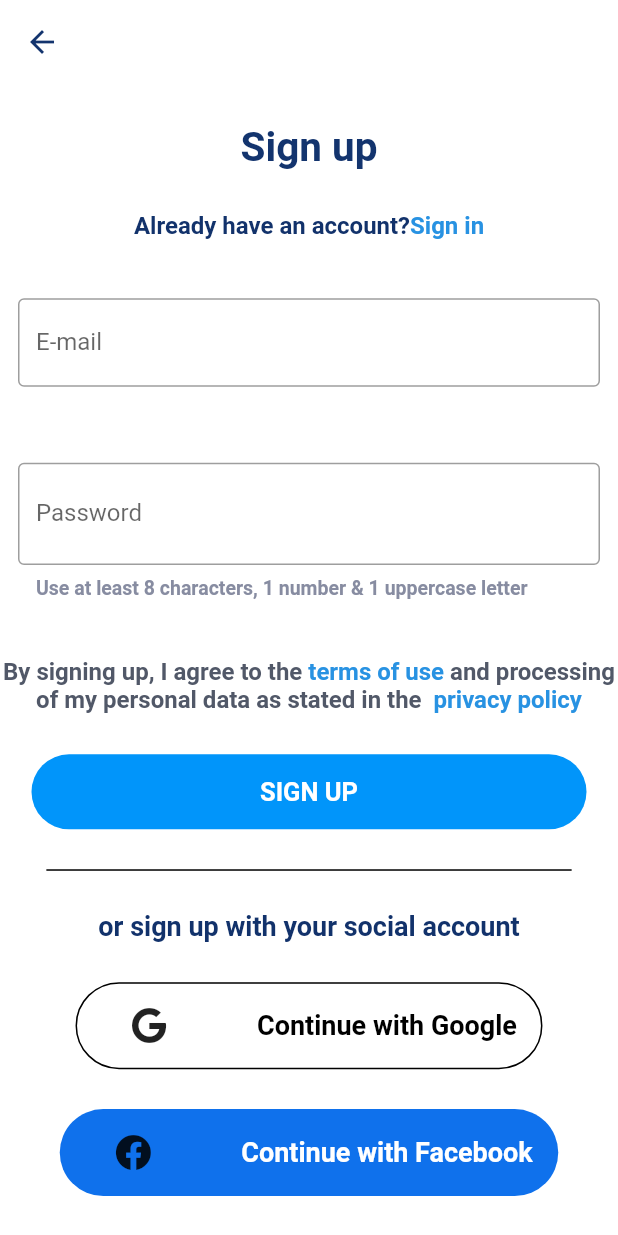
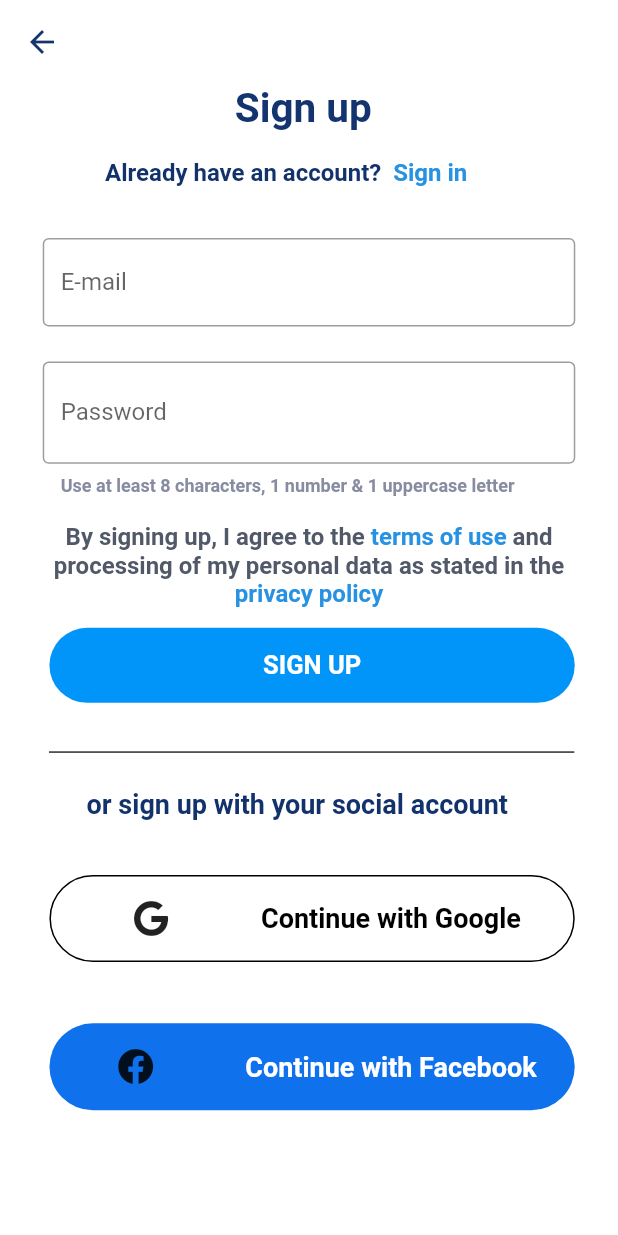
Before and after one commit to oracleofbakana/luno_app, a Flutter app: the screen it shows after launch, after a tap on "SIGN UP", on a phone screen of 412 x 824 dp. Run offline on Flutter 3.47's test engine with Material 2 defaults, Android fonts, the phone set to English and light mode, and no system bars; our stand-ins replace flutter_svg, font_awesome_flutter; missing offline and left inert: pin_entry_text_field.

Commit message:
Refactored code to use Positioned widget in all screens

```diff
--- a/lib/screens/signup_screen.dart
+++ b/lib/screens/signup_screen.dart
@@ -13,7 +13,6 @@ class SignupScreen extends StatefulWidget {
 class _SignupScreenState extends State<SignupScreen> {
   bool _isHidden = true;
 
-
   void _togglePasswordView() {
     setState(() {
       _isHidden = !_isHidden;
@@ -22,6 +21,9 @@ class _SignupScreenState extends State<SignupScreen> {
 
   @override
   Widget build(BuildContext context) {
+    double _width = MediaQuery.of(context).size.width;
+    double _height = MediaQuery.of(context).size.height;
+
     return Scaffold(
       appBar: AppBar(
         leading: BackButton(
@@ -35,11 +37,12 @@ class _SignupScreenState extends State<SignupScreen> {
       ),
       backgroundColor: Colors.white,
       body: Center(
-        child: Column(
-          //crossAxisAlignment: CrossAxisAlignment.center,
-          mainAxisAlignment: MainAxisAlignment.spaceEvenly,
+        child: Stack(
           children: <Widget>[
-            Text(
+            Positioned(
+              top: _height * 0.00,
+              left: _width * 0.38,
+              child: Text(
                 'Sign up',
                 style: TextStyle(
                   color: Color(0xff13346e),
@@ -48,11 +51,15 @@ class _SignupScreenState extends State<SignupScreen> {
                   decorationStyle: TextDecorationStyle.solid,
                 ),
               ),
-            RichText(
+            ),
+            Positioned(
+              top: _height * 0.06,
+              left: _width * 0.17,
+              child: RichText(
                 text: TextSpan(
                   children: <TextSpan>[
                     TextSpan(
-                    text: 'Already have an account?',
+                      text: 'Already have an account?  ',
                       style: TextStyle(
                         color: Color(0xff12326b),
                         fontWeight: FontWeight.bold,
@@ -74,32 +81,54 @@ class _SignupScreenState extends State<SignupScreen> {
                   ],
                 ),
               ),
-            Padding(
+            ),
+            Positioned(
+              top: _height * 0.11,
+              left: _width * 0.04,
+              child: SizedBox(
+                width: _width * 0.92,
+                child: Padding(
                   padding: EdgeInsets.all(12.0),
                   child: TextField(
                     decoration: InputDecoration(
                       border: OutlineInputBorder(
-                    borderSide: BorderSide(color: Color(0xff1c8adc),
+                        borderSide: BorderSide(
+                          color: Color(0xff1c8adc),
                         ),
                       ),
-                  hintText: 'E-mail',
+                      hintText: 'E-mail address',
                       labelText: 'E-mail',
                     ),
                   ),
                 ),
-            Padding(
-              padding: EdgeInsets.all(12.0),
+              ),
+            ),
+
+            Positioned(
+              top: _height * 0.21,
+              left: _width * 0.04,
+              child: SizedBox(
+                width: _width * 0.92,
+                child: Padding(
+                  padding: const EdgeInsets.all(12.0),
                   child: TextField(
                     obscureText: _isHidden,
                     decoration: InputDecoration(
                       suffix: InkWell(
                         onTap: _togglePasswordView,
-                      child: Icon(_isHidden? Icons.visibility: Icons.visibility_off),
+                        child: Icon(_isHidden
+                            ? Icons.visibility
+                            : Icons.visibility_off),
                       ),
-                  helperText: 'Use at least 8 characters, 1 number & 1 uppercase letter',
-                  helperStyle: TextStyle(fontSize: 13.0, color: Color(0xff878ca1),fontWeight: FontWeight.bold),
+                      helperText:
+                          'Use at least 8 characters, 1 number & 1 uppercase letter',
+                      helperStyle: TextStyle(
+                          fontSize: 12.0,
+                          color: Color(0xff878ca1),
+                          fontWeight: FontWeight.bold),
                       border: OutlineInputBorder(
-                    borderSide: BorderSide(color: Color(0xff1c8adc),
+                        borderSide: BorderSide(
+                          color: Color(0xff1c8adc),
                         ),
                       ),
                       hintText: 'Password',
@@ -107,7 +136,16 @@ class _SignupScreenState extends State<SignupScreen> {
                     ),
                   ),
                 ),
-            RichText(
+              ),
+            ),
+              Positioned(
+                top:   _height * 0.355,
+                left:  _width * 0.05,
+                child: SizedBox(
+                  height: _height * 0.10,
+                  width: _width * 0.9,
+                  child: RichText(
+                    softWrap: true,
                     textAlign: TextAlign.center,
                     text: TextSpan(
                       children: <TextSpan>[
@@ -154,13 +192,18 @@ class _SignupScreenState extends State<SignupScreen> {
             ],
                     ),
                   ),
-            FlatButton(
+                ),
+              ),
+              Positioned(
+                top: _height * 0.44,
+                left: _width* 0.08,
+                child: FlatButton(
                   padding: EdgeInsets.all(15.0),
                   onPressed: () {
                     //Navigator.pushNamed(context, PasswordScreen.id);
                   },
-              minWidth: 370.0,
-              height: 30.0,
+                  minWidth: _width * 0.85,
+                  height: _height * 0.04,
                   color: Color(0xff0195fa),
                   shape: RoundedRectangleBorder(
                     borderRadius: BorderRadius.circular(30.0),
@@ -173,16 +216,24 @@ class _SignupScreenState extends State<SignupScreen> {
                         color: Colors.white),
                   ),
                 ),
-            Padding(
+              ),
+              Positioned(
+                top: _height * 0.54,
+                left: _width* 0.055,
+                child: Padding(
                   padding:EdgeInsets.symmetric(horizontal:10.0),
                   child:Container(
-                height:1.0,
+                    height: _height * 0.001,
                     width: MediaQuery.of(context).size.width*0.85,
                     color:Colors.black,
                   ),
                 ),
+              ),
 
-            Text(
+              Positioned(
+                top: _height * 0.57,
+                left: _width* 0.14,
+                child: Text(
                   'or sign up with your social account',
                   style: TextStyle(
                     color: Color(0xff12326b),
@@ -190,13 +241,18 @@ class _SignupScreenState extends State<SignupScreen> {
                     fontWeight: FontWeight.bold,
                   ),
                 ),
-            FlatButton(
+              ),
+
+              Positioned(
+                top: _height * 0.64,
+                left: _width* 0.08,
+                child: FlatButton(
+                  minWidth: _width * 0.85,
+                  height: _height * 0.04,
                   padding: EdgeInsets.all(12.0),
                   onPressed: () {
                     //Navigator.pushNamed(context, PasswordScreen.id);
                   },
-              //minWidth: 370.0,
-              //height: 30.0,
                   color: Color(0xffffffff),
                   shape: RoundedRectangleBorder(
                       borderRadius: BorderRadius.circular(30.0),
@@ -214,7 +270,7 @@ class _SignupScreenState extends State<SignupScreen> {
                           ),
                         ),
                         SizedBox(
-                      width: 40.0,
+                          width: _width * 0.10,
                         ),
                         Text(
                           'Continue with Google',
@@ -227,13 +283,17 @@ class _SignupScreenState extends State<SignupScreen> {
                     ),
                   ),
                 ),
-            FlatButton(
+              ),
+              Positioned(
+                top: _height * 0.76,
+                left: _width* 0.08,
+                child: FlatButton(
                   padding: EdgeInsets.all(12.0),
                   onPressed: () {
                     //Navigator.pushNamed(context, PasswordScreen.id);
                   },
-              //minWidth: 370.0,
-              // height: 35.0,
+                 minWidth: _width * 0.85,
+                  height: _height * 0.04,
                   color: Color(0xff0f71ec),
                   shape: RoundedRectangleBorder(
                     borderRadius: BorderRadius.circular(30.0),
@@ -251,7 +311,7 @@ class _SignupScreenState extends State<SignupScreen> {
                           ),
                         ),
                         SizedBox(
-                      width: 40.0,
+                          width: _width * 0.10,
                         ),
                         Text(
                           'Continue with Facebook',
@@ -264,6 +324,7 @@ class _SignupScreenState extends State<SignupScreen> {
                     ),
                   ),
                 ),
+              ),
           ],
         ),
       ),
--- a/lib/screens/welcome_screen.dart
+++ b/lib/screens/welcome_screen.dart
@@ -8,42 +8,39 @@ class WelcomeScreen extends StatelessWidget {
   static const String id = 'WelcomeScreen';
   final String welcomeScreenAsset = 'assets/images/rocket_img.svg';
 
-
   @override
   Widget build(BuildContext context) {
     final _screenSize = MediaQuery.of(context).size;
     return Scaffold(
+      appBar: AppBar(
+        leading: BackButton(
+          onPressed: () {
+            Navigator.pushNamed(context, WelcomeMenu.id);
+          },
+        ),
+        elevation: null,
         backgroundColor: Color(0xff12326b),
-       // appBar: AppBar(
-       //   leading: IconButton(
-       //     icon: Icon(Icons.arrow_back, color: Colors.black),
-       //     onPressed: () => Navigator.pushNamed(context, WelcomeMenu.id),
-       //   ),
-       //     //backgroundColor: Colors.blue[700],
-       //     //title: Text('Luno - Trade Bitcoin and Ethereum'),
-       // ),
+      ),
+      backgroundColor: Color(0xff12326b),
       body: SafeArea(
-          child: Column(
+        child: Stack(
           //crossAxisAlignment: CrossAxisAlignment.center,
-            mainAxisAlignment: MainAxisAlignment.spaceEvenly,
+          //mainAxisAlignment: MainAxisAlignment.spaceEvenly,
           children: <Widget>[
-          Container(
-            padding: EdgeInsets.only(left: 12.0),
-            alignment: Alignment.topLeft,
-            child: IconButton(
-                icon: Icon(Icons.arrow_back, color: Colors.white),
-                 onPressed: (){
-                   Navigator.pushNamed(context, WelcomeMenu.id);
-                 }
+            Positioned(
+              top: _screenSize.height * 0,
+              left: _screenSize.width * 0,
+              child: Container(
+                width: _screenSize.width,
+                height: _screenSize.height * 0.55,
+                child: SvgPicture.asset(welcomeScreenAsset),
               ),
             ),
 
-              Container(
-            height: _screenSize.height * 0.55,
-                child: SvgPicture.asset(welcomeScreenAsset),
-              ),
-
-              Text(
+              Positioned(
+                left: _screenSize.width * 0.06,
+                top: _screenSize.height * 0.48,
+                child: Text(
                   'Lift off to the new crypto world',
                   style: TextStyle(
                     color: Colors.white,
@@ -51,14 +48,18 @@ class WelcomeScreen extends StatelessWidget {
                     fontWeight: FontWeight.bold,
                   ),
                 ),
-              FlatButton(
+              ),
+              Positioned(
+                top: _screenSize.height*0.54,
+                left: _screenSize.width* 0.15,
+                child: FlatButton(
 
                   padding: EdgeInsets.all(20.0),
                   onPressed: () {
                    Navigator.pushNamed(context, SignupScreen.id);
                   },
-                minWidth: 300.0,
-                height: 50.0,
+                  minWidth: _screenSize.width * 0.7,
+                  height: _screenSize.height * 0.04,
                   color: Color(0xfff04772),
                   shape: RoundedRectangleBorder(
                     borderRadius: BorderRadius.circular(30.0),
@@ -71,14 +72,18 @@ class WelcomeScreen extends StatelessWidget {
                         color: Colors.white),
                   ),
                 ),
-              FlatButton(
+              ),
+              Positioned(
+                top: _screenSize.height*0.64,
+                left: _screenSize.width* 0.14,
+                child: FlatButton(
                   onPressed: () {
                     Navigator.pushNamed(context, LoginScreen.id);
                   },
                   splashColor: Colors.lightBlueAccent,
                   padding: EdgeInsets.all(20.0),
-                minWidth: 300.0,
-                height: 50.0,
+                  minWidth: _screenSize.width * 0.7,
+                  height: _screenSize.height * 0.04,
                   child: Text(
                     'SIGN IN',
                     style: TextStyle(
@@ -88,23 +93,10 @@ class WelcomeScreen extends StatelessWidget {
                     ),
                   ),
                 ),
+              ),
           ],
         ),
       ),
     );
   }
 }
-
-// GestureDetector(
-//   onTap: () {},
-//   child: Container(
-//     width: 100,
-//     decoration: BoxDecoration(
-//         borderRadius: BorderRadius.circular(20),
-//         color: Colors.blue),
-//     child: Padding(
-//       padding: const EdgeInsets.all(8.0),
-//       child: Text("Click",textAlign: TextAlign.center,),
-//     ),
-//   ),
-// )
```
Also changed, not shown: lib/screens/complain_menu.dart (+25 -31 lines), lib/screens/email_recovery.dart (+17 -24 lines), lib/screens/having_trouble.dart (+5 -3 lines), lib/screens/login_screen.dart (+67 -27 lines), lib/screens/password_recovery.dart (+19 -18 lines), lib/screens/welcome_menu.dart (+0 -22 lines). Lines whose indentation alone changed are shown as unchanged.
